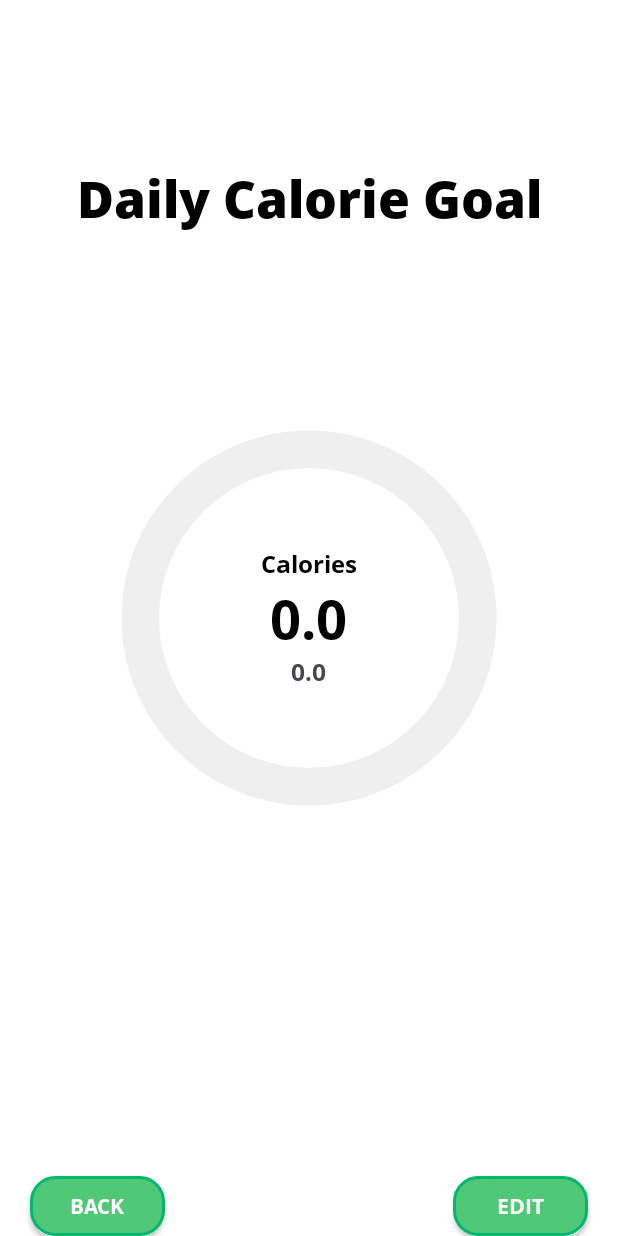
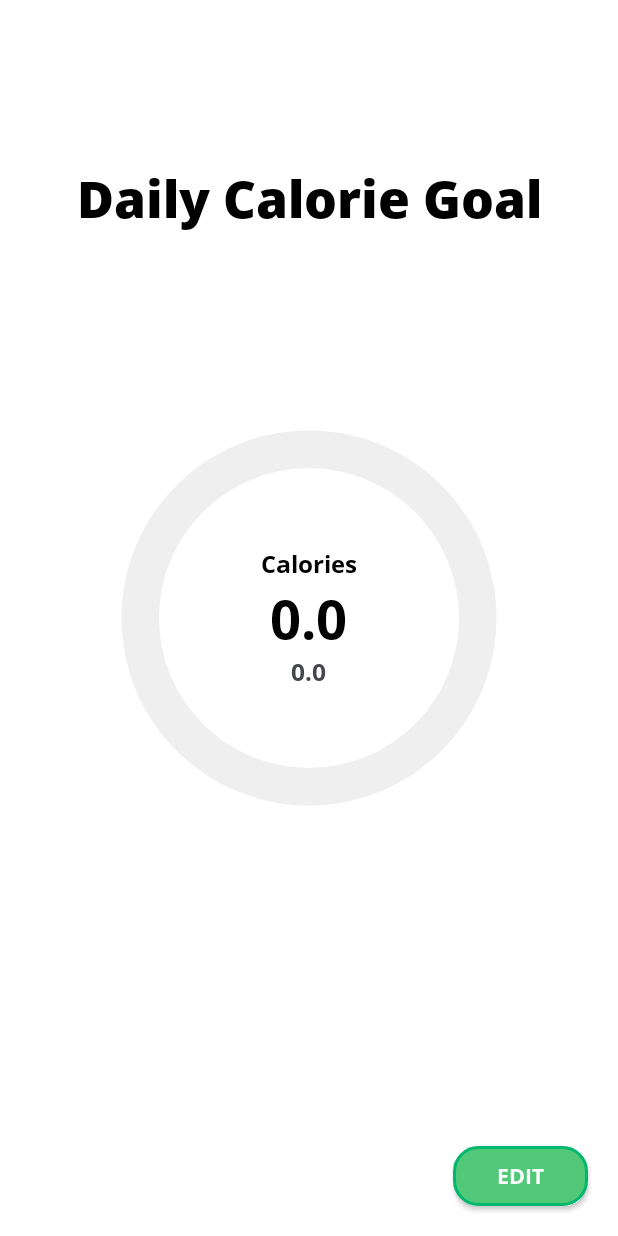
Before and after one commit to risinsilv/FCM, an Android app: the Nutrition screen opened directly, with no data from a screen before it, on a phone screen of 412 x 824 dp. Run offline under Robolectric (Android 15) with nearby library versions, the phone set to English and light mode, and no system bars; our stand-ins replace Room's generated code.

Commit message:
change kakki 111

```diff
--- a/app/src/main/res/layout/activity_nutrition.xml
+++ b/app/src/main/res/layout/activity_nutrition.xml
@@ -88,22 +88,11 @@
     </LinearLayout>
 
     <Button
-        android:id="@+id/backButton"
-        android:layout_width="90dp"
-        android:layout_height="40dp"
-        android:layout_marginStart="20dp"
-        android:background="@drawable/button_backg"
-        android:fontFamily="@font/opensansbold"
-        android:text="Back"
-        android:textColor="@color/white"
-        app:layout_constraintBottom_toBottomOf="parent"
-        app:layout_constraintStart_toStartOf="parent" />
-
-    <Button
         android:id="@+id/editButton"
         android:layout_width="90dp"
         android:layout_height="40dp"
         android:layout_marginEnd="20dp"
+        android:layout_marginBottom="20dp"
         android:background="@drawable/button_backg"
         android:fontFamily="@font/opensansbold"
         android:text="Edit"
```
